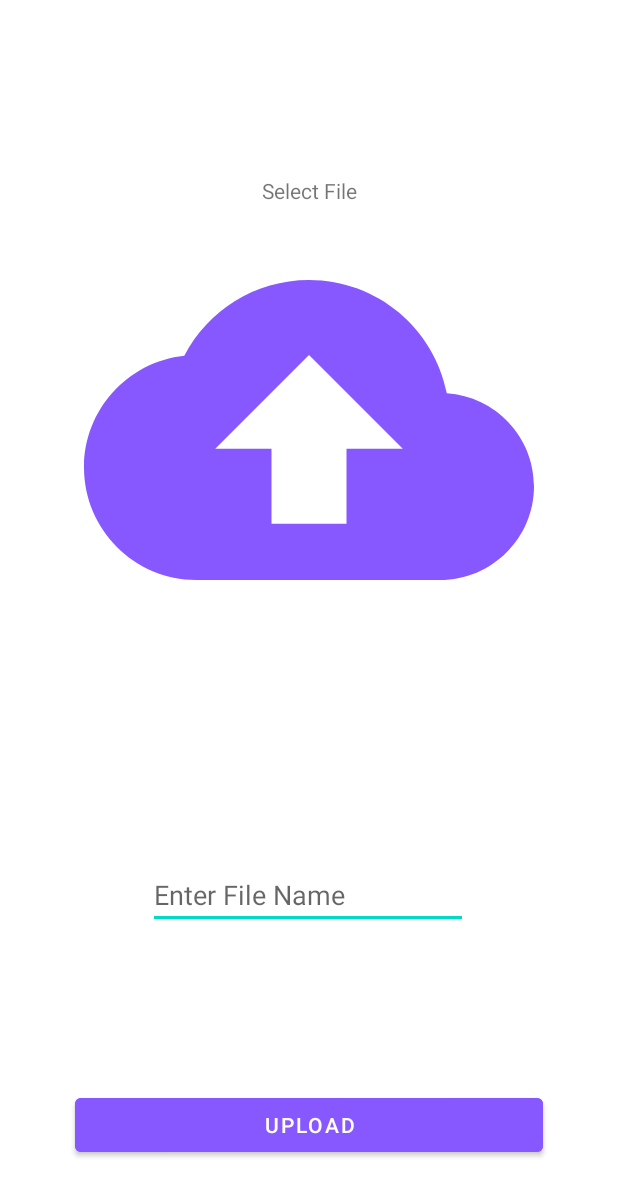
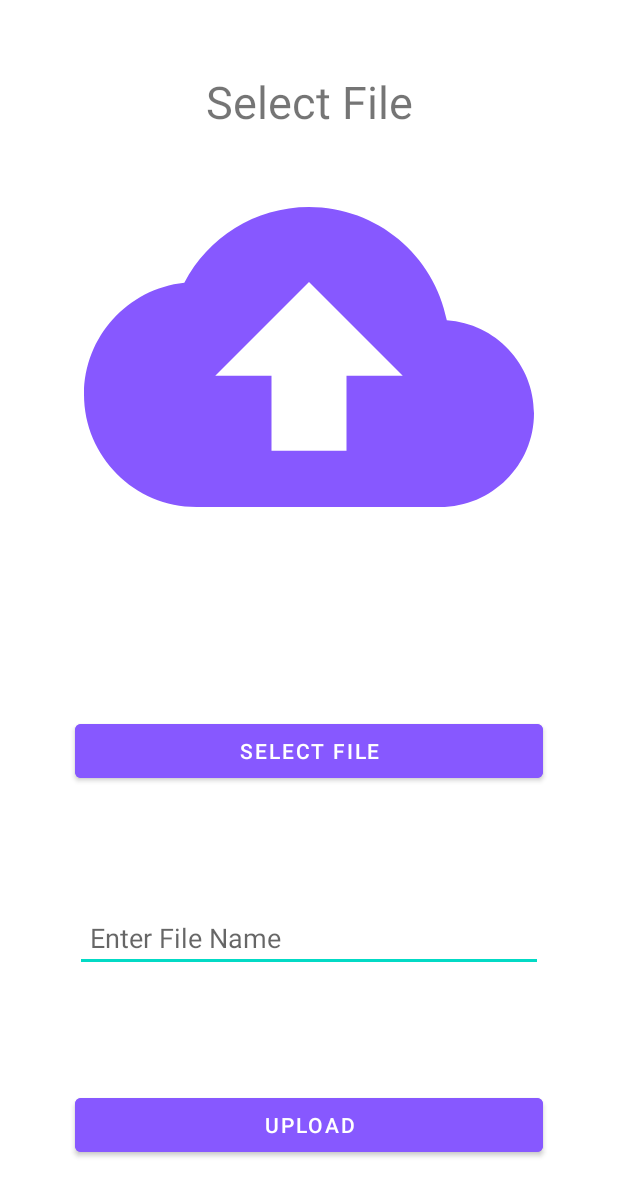
Before and after one commit to attadeep28/MOS-Note-24, an Android app: the FileUploadPage screen opened directly, with no data from a screen before it, on a phone screen of 412 x 824 dp. Shown: the top 1196 px of the screen. Run offline under Robolectric (Android 15) with nearby library versions, the phone set to English and light mode, and no system bars; our stand-ins replace Firebase (no records; nobody signed in at launch, a user with empty details on screens opened directly).

Commit message:
Change list view design and fixed bugs

```diff
--- a/app/src/main/java/com/example/notes24/FileUploadAuthentication.java
+++ b/app/src/main/java/com/example/notes24/FileUploadAuthentication.java
@@ -22,8 +22,8 @@ public class FileUploadAuthentication extends AppCompatActivity {
         accessCode = (EditText) findViewById(R.id.accessCode);
         continueButton = (Button) findViewById(R.id.continueButton);
         path = getIntent().getStringExtra("path");
-
         String adminCode = new String("1234567");
+        accessCode.requestFocus();
 
         continueButton.setOnClickListener(new View.OnClickListener() {
             @Override
--- a/app/src/main/java/com/example/notes24/FileUploadPage.java
+++ b/app/src/main/java/com/example/notes24/FileUploadPage.java
@@ -28,7 +28,7 @@ import com.google.firebase.storage.StorageReference;
 import com.google.firebase.storage.UploadTask;
 
 public class FileUploadPage extends AppCompatActivity {
-    ImageView select;
+    Button select;
     EditText fileName;
     Button upload;
     String path;
@@ -92,7 +92,7 @@ public class FileUploadPage extends AppCompatActivity {
 
     private void uploadPdfFile(Uri data) {
         final ProgressDialog progressDialog = new ProgressDialog(this);
-        progressDialog.setTitle("Uploading..");
+        progressDialog.setTitle("Uploading...");
         progressDialog.show();
 
 
@@ -109,6 +109,9 @@ public class FileUploadPage extends AppCompatActivity {
                 databaseReference.child(databaseReference.push().getKey()).setValue(model);
                 Toast.makeText(FileUploadPage.this, "Successful.", Toast.LENGTH_SHORT).show();
                 progressDialog.dismiss();
+                Intent intent = getIntent();
+                finish();
+                startActivity(intent);
             }
         }).addOnFailureListener(new OnFailureListener() {
             @Override
--- a/app/src/main/java/com/example/notes24/PdfViewPage.java
+++ b/app/src/main/java/com/example/notes24/PdfViewPage.java
@@ -8,6 +8,7 @@ import android.os.Bundle;
 import android.view.View;
 import android.webkit.WebView;
 import android.webkit.WebViewClient;
+import android.widget.Toast;
 
 import java.net.URLEncoder;
 
@@ -23,7 +24,7 @@ public class PdfViewPage extends AppCompatActivity {
         String pdf_url = getIntent().getStringExtra("pdf_url");
         ProgressDialog pd = new ProgressDialog(this);
         pd.setTitle("PDF");
-        pd.setMessage("Loading..");
+        pd.setMessage("Loading...");
 
         webView.getSettings().setJavaScriptEnabled(true);
         webView.getSettings().setBuiltInZoomControls(true);
@@ -47,6 +48,9 @@ public class PdfViewPage extends AppCompatActivity {
             url = URLEncoder.encode(pdf_url,"UTF-8");
         }catch (Exception ex){}
 
+        if(url.equals("")) {
+            Toast.makeText(this, "Kuch nahi hai broo", Toast.LENGTH_SHORT).show();
+        }
         webView.loadUrl("https://docs.google.com/gview?embedded=true&url="+url);
     }
 }
--- a/app/src/main/res/layout/activity_file_upload_authentication.xml
+++ b/app/src/main/res/layout/activity_file_upload_authentication.xml
@@ -33,11 +33,14 @@
             android:layout_height="50sp"
             android:layout_below="@id/app_logo"
             android:layout_marginTop="70dp"
+            android:inputType="numberPassword"
             android:layout_centerHorizontal="true"
             android:hint="Access Code"
             android:textAlignment="center"
             android:layout_marginHorizontal="20sp"
-            android:textSize="20sp"/>
+            android:textSize="20sp">
+            <requestFocus/>
+        </EditText>
 
         <Button
             android:id="@+id/continueButton"
--- a/app/src/main/res/layout/activity_file_upload_page.xml
+++ b/app/src/main/res/layout/activity_file_upload_page.xml
@@ -17,22 +17,36 @@
         app:layout_constraintEnd_toEndOf="parent"
         app:layout_constraintStart_toStartOf="parent" />
 
+    <Button
+        android:id="@+id/SelectFile"
+        android:layout_width="match_parent"
+        android:layout_height="wrap_content"
+        android:layout_marginHorizontal="50dp"
+        android:backgroundTint="#8758FF"
+        android:text="SELECT FILE"
+        app:layout_constraintBottom_toTopOf="@id/fileName"
+        app:layout_constraintEnd_toEndOf="parent"
+        app:layout_constraintHorizontal_bias="0.5"
+        app:layout_constraintStart_toStartOf="parent"
+        app:layout_constraintTop_toBottomOf="@id/upload_image" />
+
     <TextView
         android:layout_width="match_parent"
         android:layout_height="wrap_content"
         android:layout_marginHorizontal="70dp"
+        android:textSize="30sp"
         android:gravity="center"
         android:text="Select File"
-        app:layout_constraintBottom_toTopOf="@+id/SelectFile"
+        app:layout_constraintBottom_toTopOf="@+id/upload_image"
         app:layout_constraintEnd_toEndOf="parent"
         app:layout_constraintStart_toStartOf="parent" />
 
     <ImageView
-        android:id="@+id/SelectFile"
+        android:id="@+id/upload_image"
         android:layout_width="match_parent"
         android:layout_height="300dp"
-        android:layout_margin="30dp"
-        app:layout_constraintBottom_toTopOf="@+id/fileName"
+        android:layout_margin="10dp"
+        app:layout_constraintBottom_toTopOf="@+id/SelectFile"
         app:layout_constraintEnd_toEndOf="parent"
         app:layout_constraintHorizontal_bias="0.5"
         app:layout_constraintStart_toStartOf="parent"
@@ -41,14 +55,16 @@
 
     <EditText
         android:id="@+id/fileName"
-        android:layout_width="wrap_content"
+        android:layout_width="match_parent"
         android:layout_height="wrap_content"
         android:ems="10"
         android:hint="Enter File Name"
+        android:layout_marginHorizontal="50dp"
+        android:paddingLeft="10sp"
         android:inputType="textPersonName"
         app:layout_constraintBottom_toTopOf="@+id/Upload"
         app:layout_constraintEnd_toEndOf="parent"
-        app:layout_constraintHorizontal_bias="0.497"
+        app:layout_constraintHorizontal_bias="0.5"
         app:layout_constraintStart_toStartOf="parent"
         app:layout_constraintTop_toBottomOf="@+id/SelectFile"
         app:layout_constraintVertical_bias="0.5" />
--- a/app/src/main/res/layout/activity_semester_page.xml
+++ b/app/src/main/res/layout/activity_semester_page.xml
@@ -31,6 +31,9 @@
         android:layout_marginTop="1dp"
         android:layout_below="@id/toolbar"
         android:id="@+id/sem_list_view"
+        android:padding="10sp"
+        android:dividerHeight="10sp"
+        android:divider="#fff"
         android:layout_width="match_parent"
         android:layout_height="match_parent"
         app:layout_constraintBottom_toBottomOf="parent"
--- a/app/src/main/res/layout/activity_subjects_page.xml
+++ b/app/src/main/res/layout/activity_subjects_page.xml
@@ -31,6 +31,9 @@
         android:layout_marginTop="1dp"
         android:layout_below="@id/toolbar"
         android:id="@+id/sub_listView"
+        android:padding="10sp"
+        android:dividerHeight="10sp"
+        android:divider="#fff"
         android:layout_width="match_parent"
         android:layout_height="match_parent"
         app:layout_constraintEnd_toEndOf="parent"
--- a/app/src/main/res/layout/activity_units_page.xml
+++ b/app/src/main/res/layout/activity_units_page.xml
@@ -33,6 +33,9 @@
         android:layout_width="409dp"
         android:layout_height="729dp"
         android:id="@+id/listViewUnits"
+        android:padding="10sp"
+        android:dividerHeight="10sp"
+        android:divider="#fff"
         app:layout_constraintBottom_toBottomOf="parent"
         app:layout_constraintEnd_toEndOf="parent"
         app:layout_constraintHorizontal_bias="0.5"
--- a/build.gradle
+++ b/build.gradle
@@ -4,6 +4,6 @@ buildscript {
     }
 }// Top-level build file where you can add configuration options common to all sub-projects/modules.
 plugins {
-    id 'com.android.application' version '7.3.0' apply false
-    id 'com.android.library' version '7.3.0' apply false
+    id 'com.android.application' version '7.3.1' apply false
+    id 'com.android.library' version '7.3.1' apply false
 }
```
Also changed, not shown: app/src/main/java/com/example/notes24/MainActivity.java (+16 -0 lines).
